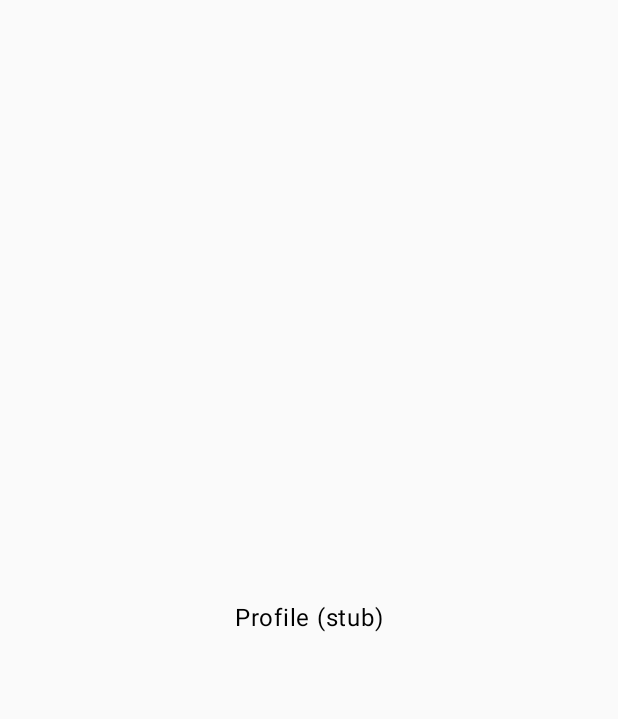
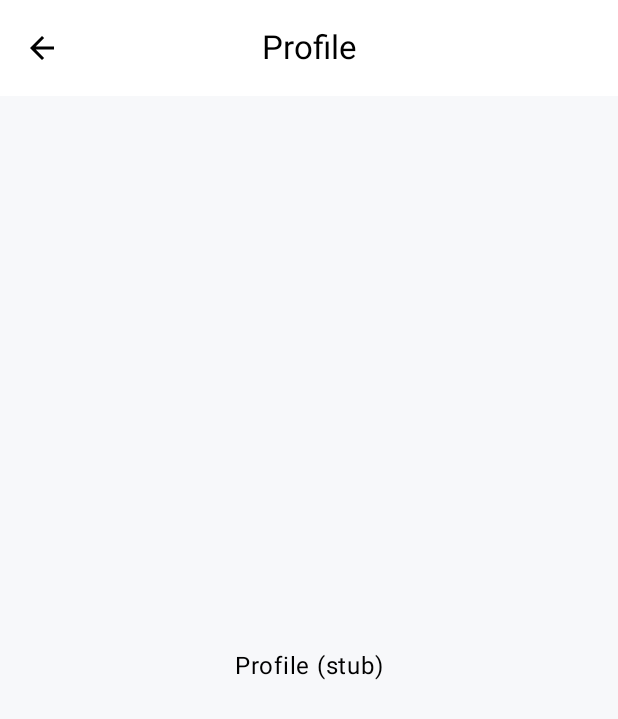
Before and after one commit to bayufadayan/baynews-android, an Android app built with Jetpack Compose: the ProfileScreen screen opened through its navigation route, on a phone screen of 412 x 824 dp. Before the commit the part shown is almost empty. Shown: the top 719 px of the screen. Run offline under Robolectric (Android 15) with nearby library versions, the phone set to English and light mode, and no system bars.

Commit message:
feat: add global top app bar with profile and back navigation

```diff
--- a/app/src/main/java/com/example/baynews/BayNewsApp.kt
+++ b/app/src/main/java/com/example/baynews/BayNewsApp.kt
@@ -1,27 +1,79 @@
+@file:OptIn(ExperimentalMaterial3Api::class)
+
 package com.example.baynews
 
+import androidx.compose.foundation.layout.padding
+import androidx.compose.material.icons.Icons
+import androidx.compose.material.icons.automirrored.filled.ArrowBack
+import androidx.compose.material.icons.filled.Person
+import androidx.compose.material3.*
 import androidx.compose.runtime.Composable
+import androidx.compose.runtime.getValue
+import androidx.compose.ui.Modifier
+import androidx.compose.ui.text.style.TextOverflow
 import androidx.navigation.NavType
-import androidx.navigation.compose.NavHost
-import androidx.navigation.compose.composable
-import androidx.navigation.compose.rememberNavController
+import androidx.navigation.compose.*
 import androidx.navigation.navArgument
-import com.example.baynews.screens.SplashScreen
-import com.example.baynews.screens.HomeScreen
-import com.example.baynews.screens.DetailScreen
-import com.example.baynews.screens.ProfileScreen
+import com.example.baynews.screens.*
 
 @Composable
 fun BayNewsApp() {
     val navController = rememberNavController()
+    val navBackStackEntry by navController.currentBackStackEntryAsState()
+    val route = navBackStackEntry?.destination?.route
 
+    val showTopBar = route != Routes.SPLASH
+    val canNavigateBack = navController.previousBackStackEntry != null &&
+            route != Routes.HOME
+
+    val title = when {
+        route == Routes.HOME -> "BayNews"
+        route?.startsWith(Routes.DETAIL) == true -> "Detail"
+        route == Routes.PROFILE -> "Profile"
+        else -> "BayNews"
+    }
+
+    Scaffold(
+        topBar = {
+            if (showTopBar) {
+                CenterAlignedTopAppBar(
+                    title = {
+                        Text(
+                            text = title,
+                            maxLines = 1,
+                            overflow = TextOverflow.Ellipsis
+                        )
+                    },
+                    navigationIcon = {
+                        if (canNavigateBack) {
+                            IconButton(onClick = { navController.popBackStack() }) {
+                                Icon(Icons.AutoMirrored.Filled.ArrowBack, contentDescription = "Back")
+                            }
+                        }
+                    },
+                    actions = {
+                        if (route == Routes.HOME) {
+                            IconButton(onClick = { navController.navigate(Routes.PROFILE) }) {
+                                Icon(Icons.Filled.Person, contentDescription = "Profile")
+                            }
+                        }
+                    }
+                )
+            }
+        }
+    ) { innerPadding ->
         NavHost(
             navController = navController,
-        startDestination = Routes.SPLASH
+            startDestination = Routes.SPLASH,
+            modifier = Modifier.padding(innerPadding)
         ) {
             composable(Routes.SPLASH) {
                 SplashScreen(
-                onFinished = { navController.navigate(Routes.HOME) { popUpTo(Routes.SPLASH) { inclusive = true } } }
+                    onFinished = {
+                        navController.navigate(Routes.HOME) {
+                            popUpTo(Routes.SPLASH) { inclusive = true }
+                        }
+                    }
                 )
             }
 
@@ -29,9 +81,6 @@ fun BayNewsApp() {
                 HomeScreen(
                     onOpenDetail = { articleId ->
                         navController.navigate("${Routes.DETAIL}/$articleId")
-                },
-                onOpenProfile = {
-                    navController.navigate(Routes.PROFILE)
                     }
                 )
             }
@@ -41,14 +90,12 @@ fun BayNewsApp() {
                 arguments = listOf(navArgument("id") { type = NavType.StringType })
             ) { backStackEntry ->
                 val id = backStackEntry.arguments?.getString("id") ?: ""
-            DetailScreen(
-                id = id,
-                onBack = { navController.popBackStack() }
-            )
+                DetailScreen(id = id)
             }
 
             composable(Routes.PROFILE) {
-            ProfileScreen(onBack = { navController.popBackStack() })
+                ProfileScreen()
             }
         }
     }
+}
--- a/app/src/main/java/com/example/baynews/screens/DetailScreen.kt
+++ b/app/src/main/java/com/example/baynews/screens/DetailScreen.kt
@@ -8,7 +8,7 @@ import androidx.compose.ui.Alignment
 import androidx.compose.ui.Modifier
 
 @Composable
-fun DetailScreen(id: String, onBack: () -> Unit) {
+fun DetailScreen(id: String) {
     Box(Modifier.fillMaxSize(), contentAlignment = Alignment.Center) {
         Text("Detail: $id (stub)")
     }
--- a/app/src/main/java/com/example/baynews/screens/HomeScreen.kt
+++ b/app/src/main/java/com/example/baynews/screens/HomeScreen.kt
@@ -8,10 +8,7 @@ import androidx.compose.ui.Alignment
 import androidx.compose.ui.Modifier
 
 @Composable
-fun HomeScreen(
-    onOpenDetail: (String) -> Unit,
-    onOpenProfile: () -> Unit
-) {
+fun HomeScreen(onOpenDetail: (String) -> Unit) {
     Box(Modifier.fillMaxSize(), contentAlignment = Alignment.Center) {
         Text("Home (stub)")
     }
--- a/app/src/main/java/com/example/baynews/screens/ProfileScreen.kt
+++ b/app/src/main/java/com/example/baynews/screens/ProfileScreen.kt
@@ -8,7 +8,7 @@ import androidx.compose.ui.Alignment
 import androidx.compose.ui.Modifier
 
 @Composable
-fun ProfileScreen(onBack: () -> Unit) {
+fun ProfileScreen() {
     Box(Modifier.fillMaxSize(), contentAlignment = Alignment.Center) {
         Text("Profile (stub)")
     }
```
Lines whose indentation alone changed are shown as unchanged.
